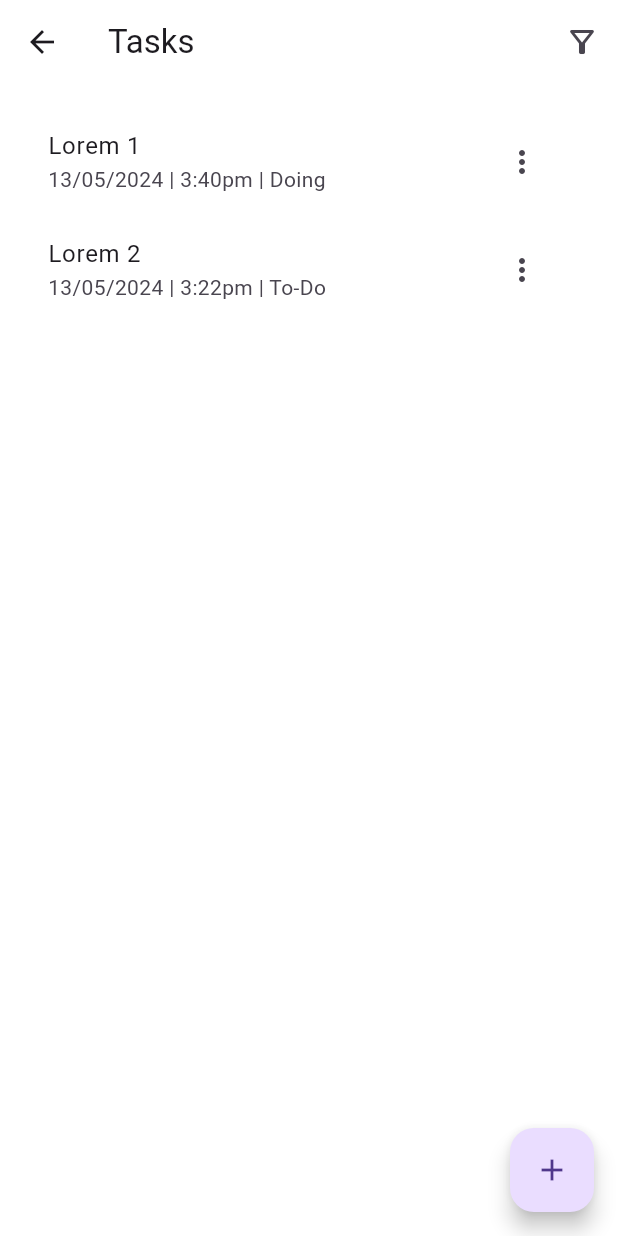
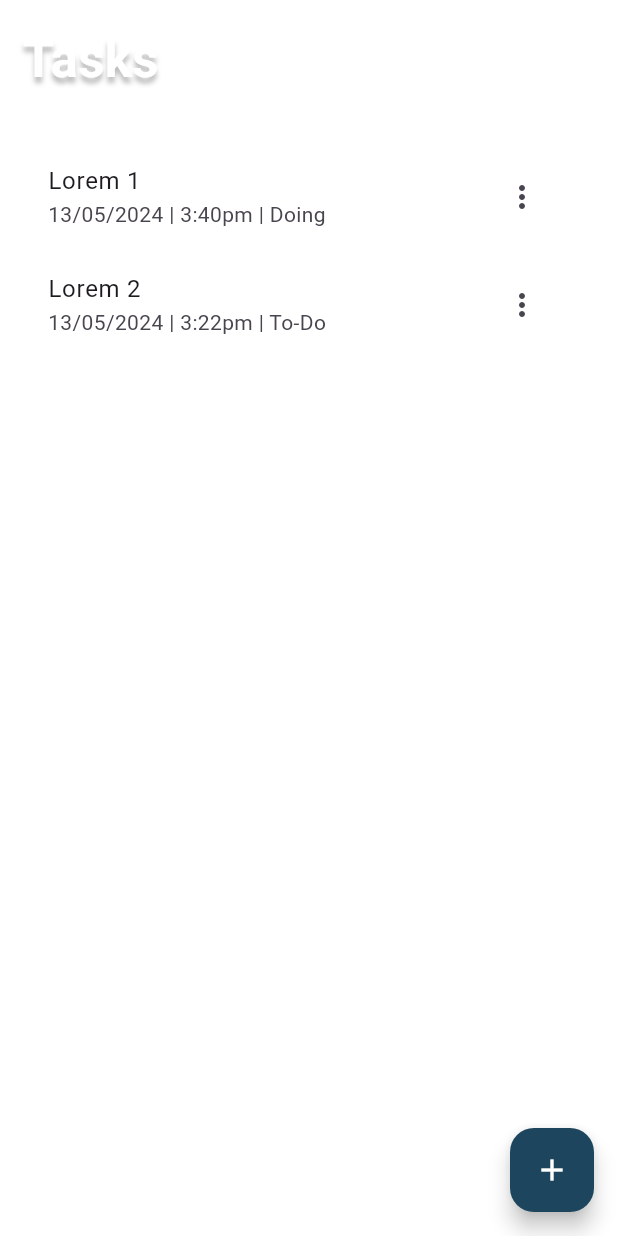
Before and after one commit to upc-pre-20242-cc238-wx61-grupo1/inncontrol-frontend-mobile, a Flutter app: the TaskListScreen screen opened directly, on a phone screen of 412 x 824 dp. Run offline on Flutter 3.47's test engine with Material 3 defaults, Android fonts, the light colour scheme and no system bars.

Commit message:
style: apply new style to rooms and tasks views

```diff
--- a/lib/views/tasks/task_list_screen.dart
+++ b/lib/views/tasks/task_list_screen.dart
@@ -142,18 +142,6 @@ class _TaskListScreenState extends State<TaskListScreen> {
   @override
   Widget build(BuildContext context) {
     return Scaffold(
-      appBar: AppBar(
-        title: Text('Tasks'),
-        backgroundColor: Colors.transparent,
-        actions: [
-          IconButton(
-            icon: Icon(Icons.filter_alt_outlined),
-            onPressed: () {
-              // Aquí puedes agregar lógica de filtrado si es necesario
-            },
-          ),
-        ],
-      ),
       floatingActionButton: FloatingActionButton(
         onPressed: () {
           // Navegar a la pantalla para añadir una nueva tarea
@@ -164,9 +152,45 @@ class _TaskListScreenState extends State<TaskListScreen> {
             ),
           );
         },
-        child: Icon(Icons.add),
+        backgroundColor: const Color(0xff1D455E),
+        child: const Icon(
+          Icons.add,
+          color: Colors.white,
         ),
-      body: ListView(
+      ),
+      body: Column(
+        children: [
+          Padding(
+            padding: const EdgeInsets.all(15.0),
+            child: Row(
+              children: [
+                const Text(
+                  'Tasks',
+                  style: TextStyle(
+                      fontWeight: FontWeight.w700,
+                      fontSize: 34,
+                      color: Colors.white,
+                      shadows: [
+                        Shadow(
+                          blurRadius: 4,
+                          color: Colors.black26,
+                          offset: Offset(0, 4),
+                        )
+                      ]),
+                ),
+                const Spacer(),
+                IconButton(
+                  icon: const Icon(
+                    Icons.filter_alt_outlined,
+                    color: Colors.white,
+                  ),
+                  onPressed: () {},
+                ),
+              ],
+            ),
+          ),
+          Expanded(
+            child: ListView(
               padding: EdgeInsets.all(16.0),
               children: tasks.map((task) {
                 return ListTile(
@@ -175,7 +199,8 @@ class _TaskListScreenState extends State<TaskListScreen> {
                   trailing: PopupMenuButton<String>(
                     onSelected: (value) {
                       if (value == 'edit') {
-                  _editTask(task); // Mostrar cuadro de diálogo para editar
+                        _editTask(
+                            task); // Mostrar cuadro de diálogo para editar
                       } else if (value == 'delete') {
                         _confirmDeleteTask(
                             task); // Mostrar cuadro de diálogo antes de eliminar
@@ -206,6 +231,9 @@ class _TaskListScreenState extends State<TaskListScreen> {
                 );
               }).toList(),
             ),
+          ),
+        ],
+      ),
     );
   }
 }
```
Also changed, not shown: lib/views/rooms/rooms_list_screen.dart (+18 -3 lines). Lines whose indentation alone changed are shown as unchanged.
